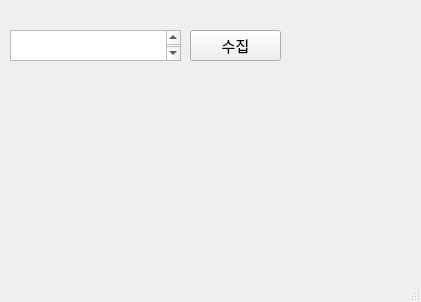
First picture: the form in main_windows.ui, repository Jelly6489/Test, before the edit.
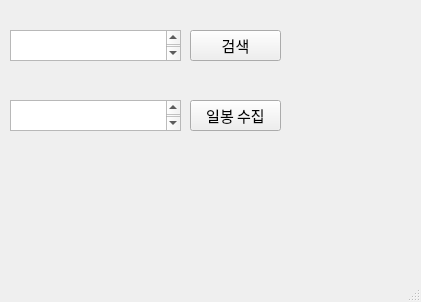
Second picture: the form after the edit.

```diff
--- a/main_windows.ui
+++ b/main_windows.ui
@@ -14,7 +14,7 @@
    <string>MainWindow</string>
   </property>
   <widget class="QWidget" name="centralwidget">
-   <widget class="QPushButton" name="pushButton">
+   <widget class="QPushButton" name="searchItemButton">
     <property name="geometry">
      <rect>
       <x>190</x>
@@ -30,7 +30,7 @@
      </font>
     </property>
     <property name="text">
-     <string>수집</string>
+     <string>검색</string>
     </property>
    </widget>
    <widget class="QTextEdit" name="textEdit">
@@ -62,6 +62,41 @@
      <string/>
     </property>
    </widget>
+   <widget class="QTextEdit" name="textEdit">
+    <property name="geometry">
+     <rect>
+      <x>10</x>
+      <y>100</y>
+      <width>171</width>
+      <height>31</height>
+     </rect>
+    </property>
+    <property name="font">
+     <font>
+      <family>맑은 고딕</family>
+      <pointsize>11</pointsize>
+     </font>
+    </property>
+   </widget>
+   <widget class="QPushButton" name="pushButton">
+    <property name="geometry">
+     <rect>
+      <x>190</x>
+      <y>100</y>
+      <width>91</width>
+      <height>31</height>
+     </rect>
+    </property>
+    <property name="font">
+     <font>
+      <family>맑은 고딕</family>
+      <pointsize>11</pointsize>
+     </font>
+    </property>
+    <property name="text">
+     <string>일봉 수집</string>
+    </property>
+   </widget>
   </widget>
   <widget class="QMenuBar" name="menubar">
    <property name="geometry">
```
Left out of the diff: 2 changed lines with no effect on the pictures.
